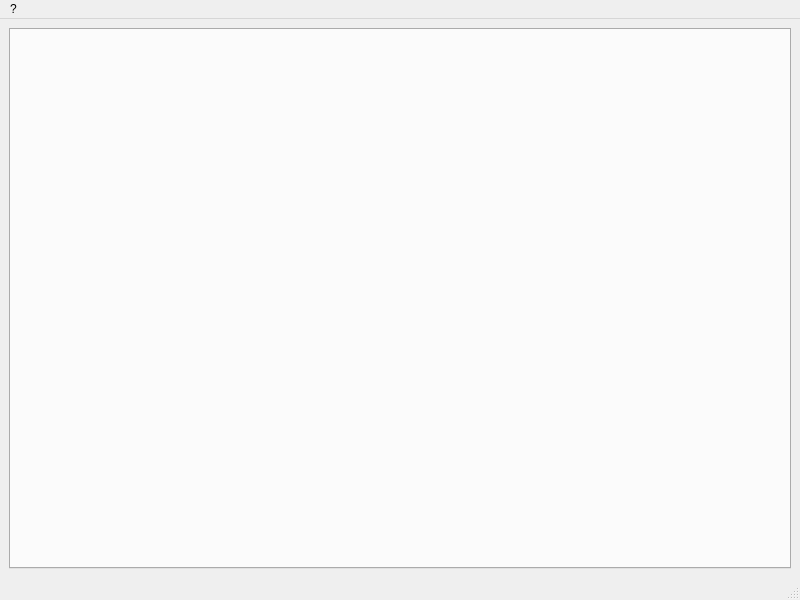
The window that MainWindow.ui (nanodario/vb-ant) describes before a commit, drawn with Qt 5.
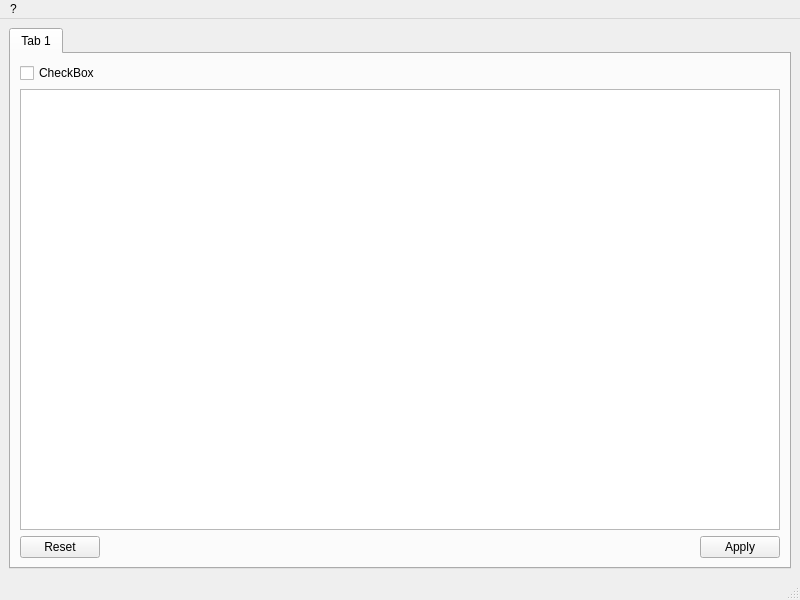
The same window after the commit.

Commit message: Aggiunte classi Iface (+ controllo su MAC Address) e IfacesTable

```diff
--- a/MainWindow.ui
+++ b/MainWindow.ui
@@ -20,6 +20,33 @@
       <property name="currentIndex">
        <number>-1</number>
       </property>
+      <widget class="QWidget" name="tab">
+       <attribute name="title">
+        <string>Tab 1</string>
+       </attribute>
+       <layout class="QVBoxLayout" name="verticalLayout_2">
+        <item>
+         <widget class="QCheckBox" name="vm_enabled">
+          <property name="text">
+           <string>CheckBox</string>
+          </property>
+         </widget>
+        </item>
+        <item>
+         <widget class="QListWidget" name="iface_table"/>
+        </item>
+        <item>
+         <widget class="QDialogButtonBox" name="buttonBox">
+          <property name="standardButtons">
+           <set>QDialogButtonBox::Apply|QDialogButtonBox::Reset</set>
+          </property>
+          <property name="centerButtons">
+           <bool>false</bool>
+          </property>
+         </widget>
+        </item>
+       </layout>
+      </widget>
      </widget>
     </item>
    </layout>
```
Left out of the diff: 2 changed lines with no effect on the pictures. The commit also changes 8 other files.
